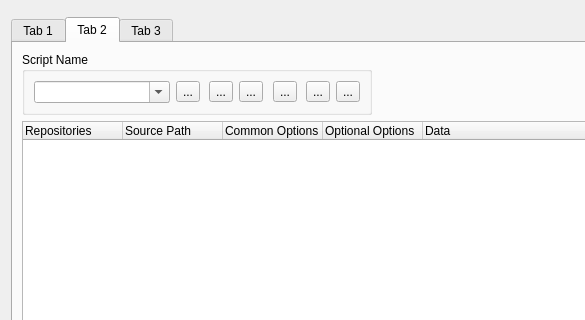
First picture: the form in src/formscriptgenerator.ui, repository vcputtini/BorgPilot, before the edit; both pictures show x 0 to 585 and y 0 to 320 of the 1348 by 731 pixel window.
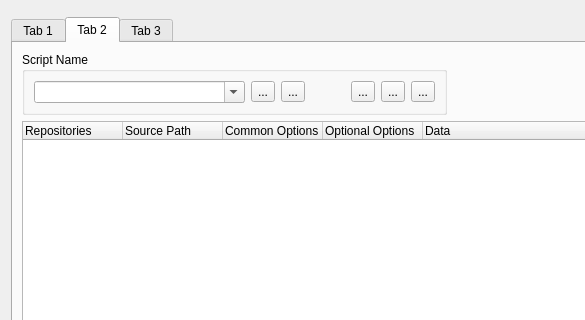
Second picture: the form after the edit. The open tabs and pages were chosen to show the change. Icons and pictures are not drawn. Custom widgets are drawn as their Qt base class.

Commit message:
Adjustments to button organization
Page: Initialization
Cosmetic adjustments to the button positions in the Script Name box.

Page: Create
- Cosmetic adjustments to the button positions in the Script Name box.

- The Show Log Files button has been moved to the Run backup scripts
page.

```diff
--- a/src/formscriptgenerator.ui
+++ b/src/formscriptgenerator.ui
@@ -300,7 +300,7 @@
          </property>
          <property name="maximumSize">
           <size>
-           <width>350</width>
+           <width>425</width>
            <height>16777215</height>
           </size>
          </property>
@@ -308,33 +308,6 @@
           <string>Script Name</string>
          </property>
          <layout class="QGridLayout" name="gridLayout_11">
-          <item row="1" column="7">
-           <widget class="QToolButton" name="toolButton_CreateGen">
-            <property name="toolTip">
-             <string>&lt;html&gt;&lt;head/&gt;&lt;body&gt;&lt;p&gt;Generate a new script&lt;/p&gt;&lt;/body&gt;&lt;/html&gt;</string>
-            </property>
-            <property name="text">
-             <string>...</string>
-            </property>
-            <property name="icon">
-             <iconset resource="qBorgPilot.qrc">
-              <normaloff>:/images/create-or-new-bashscrip-mono.png</normaloff>:/images/create-or-new-bashscrip-mono.png</iconset>
-            </property>
-           </widget>
-          </item>
-          <item row="1" column="9">
-           <widget class="QToolButton" name="toolButton_ShowLog">
-            <property name="toolTip">
-             <string>&lt;html&gt;&lt;head/&gt;&lt;body&gt;&lt;p&gt;Show log file&lt;/p&gt;&lt;/body&gt;&lt;/html&gt;</string>
-            </property>
-            <property name="text">
-             <string>...</string>
-            </property>
-            <property name="icon">
-             <iconset theme="QIcon::ThemeIcon::DocumentPrintPreview"/>
-            </property>
-           </widget>
-          </item>
           <item row="1" column="0">
            <widget class="comboBox_ScriptCreateName_P" name="comboBox_ScriptCreateName">
             <property name="sizePolicy">
@@ -357,32 +330,6 @@
             </property>
            </widget>
           </item>
-          <item row="1" column="6">
-           <spacer name="horizontalSpacer_3">
-            <property name="orientation">
-             <enum>Qt::Orientation::Horizontal</enum>
-            </property>
-            <property name="sizeHint" stdset="0">
-             <size>
-              <width>40</width>
-              <height>20</height>
-             </size>
-            </property>
-           </spacer>
-          </item>
-          <item row="1" column="8">
-           <spacer name="horizontalSpacer_4">
-            <property name="orientation">
-             <enum>Qt::Orientation::Horizontal</enum>
-            </property>
-            <property name="sizeHint" stdset="0">
-             <size>
-              <width>40</width>
-              <height>20</height>
-             </size>
-            </property>
-           </spacer>
-          </item>
           <item row="1" column="4">
            <widget class="QToolButton" name="toolButton_CreateReload">
             <property name="toolTip">
@@ -396,23 +343,33 @@
             </property>
            </widget>
           </item>
-          <item row="1" column="2">
-           <spacer name="horizontalSpacer_2">
-            <property name="orientation">
-             <enum>Qt::Orientation::Horizontal</enum>
-            </property>
-            <property name="sizeHint" stdset="0">
-             <size>
-              <width>40</width>
-              <height>20</height>
-             </size>
-            </property>
-           </spacer>
-          </item>
           <item row="1" column="5">
-           <widget class="QToolButton" name="toolButton_CreateSave">
+           <spacer name="horizontalSpacer_2">
+            <property name="orientation">
+             <enum>Qt::Orientation::Horizontal</enum>
+            </property>
+            <property name="sizeHint" stdset="0">
+             <size>
+              <width>40</width>
+              <height>20</height>
+             </size>
+            </property>
+           </spacer>
+          </item>
+          <item row="1" column="8">
+           <widget class="QToolButton" name="toolButton_ViewCreateScript">
             <property name="toolTip">
-             <string>&lt;html&gt;&lt;head/&gt;&lt;body&gt;&lt;p&gt;Save definitions&lt;/p&gt;&lt;/body&gt;&lt;/html&gt;</string>
+             <string>&lt;html&gt;&lt;head/&gt;&lt;body&gt;&lt;p&gt;Opens an existing Bash script.&lt;/p&gt;&lt;/body&gt;&lt;/html&gt;</string>
+            </property>
+            <property name="text">
+             <string>...</string>
+            </property>
+           </widget>
+          </item>
+          <item row="1" column="7">
+           <widget class="QToolButton" name="toolButton_CreateGen">
+            <property name="toolTip">
+             <string>&lt;html&gt;&lt;head/&gt;&lt;body&gt;&lt;p&gt;Generate a new script&lt;/p&gt;&lt;/body&gt;&lt;/html&gt;</string>
             </property>
             <property name="text">
              <string>...</string>
@@ -435,8 +392,8 @@
             </property>
            </widget>
           </item>
-          <item row="1" column="10">
-           <widget class="QToolButton" name="toolButton_ViewCreateScript">
+          <item row="1" column="6">
+           <widget class="QToolButton" name="toolButton_CreateSave">
             <property name="toolTip">
              <string>&lt;html&gt;&lt;head/&gt;&lt;body&gt;&lt;p&gt;Opens an existing Bash script.&lt;/p&gt;&lt;/body&gt;&lt;/html&gt;</string>
             </property>
```
Left out of the diff: 134 changed lines with no effect on the pictures.
